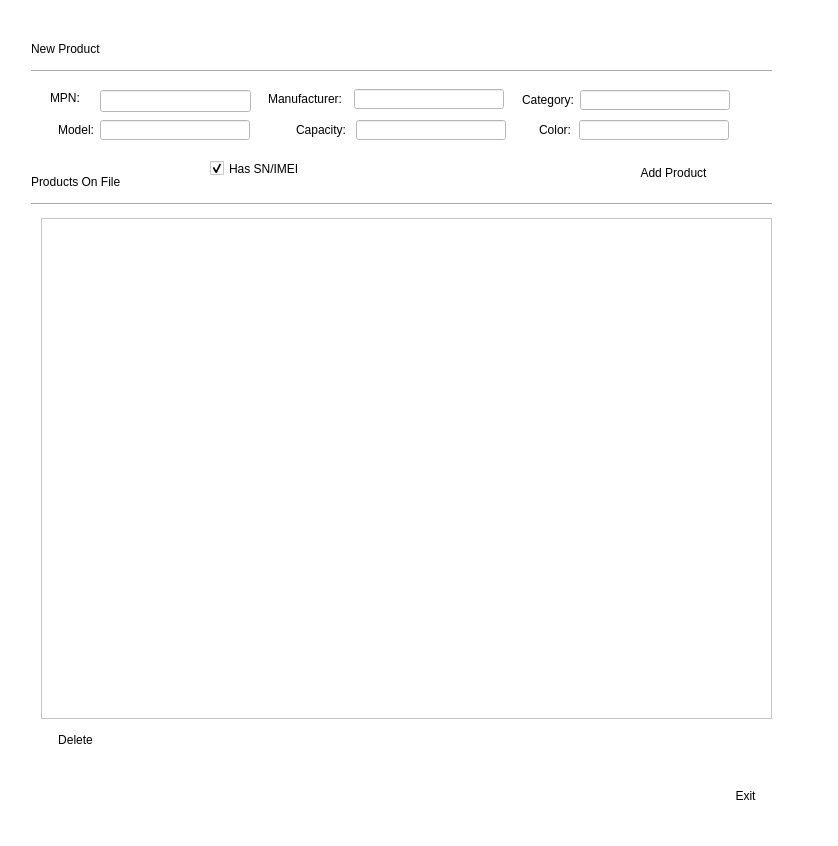
Qt form uis/product_form.ui (andrei219/euromedia) before a commit.
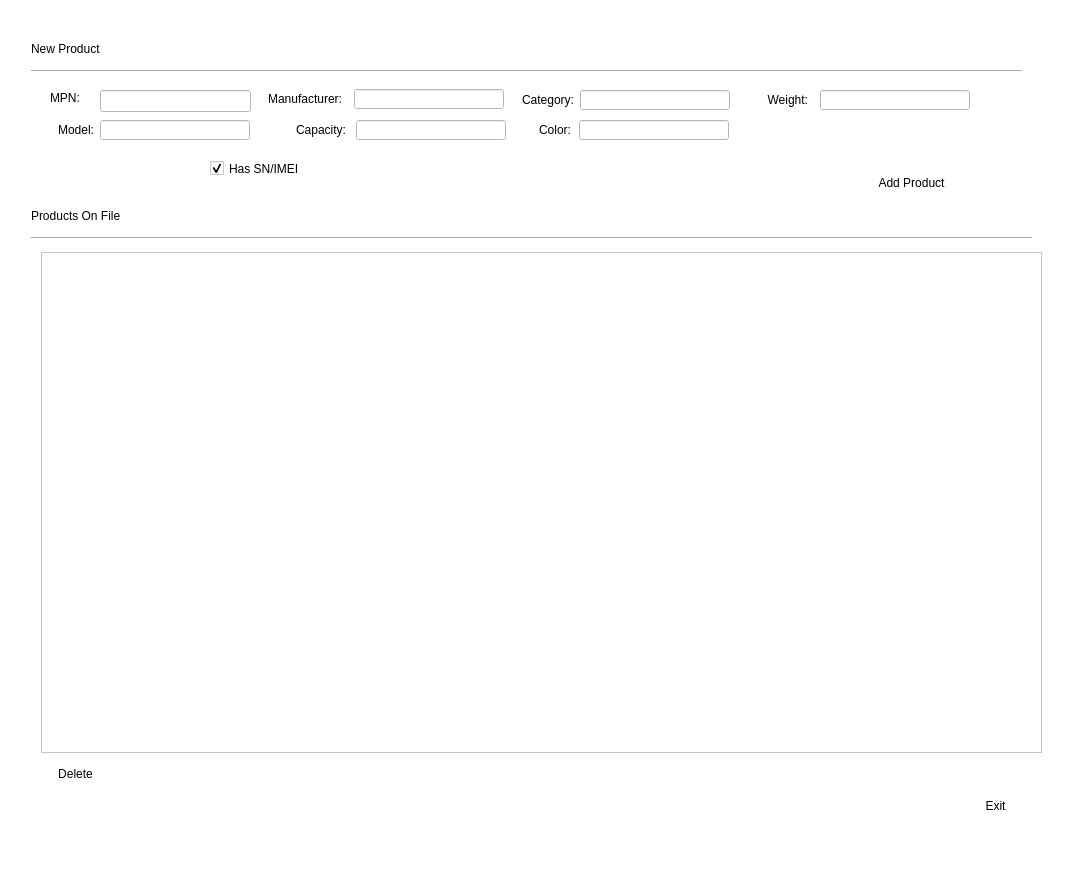
The same form after that commit. Icons and pictures are not drawn.

Commit message: Add weight field to products

```diff
--- a/uis/product_form.ui
+++ b/uis/product_form.ui
@@ -6,8 +6,8 @@
    <rect>
     <x>0</x>
     <y>0</y>
-    <width>838</width>
-    <height>846</height>
+    <width>1090</width>
+    <height>872</height>
    </rect>
   </property>
   <property name="windowTitle">
@@ -54,22 +54,10 @@
     <rect>
      <x>31</x>
      <y>63</y>
-     <width>741</width>
+     <width>991</width>
      <height>16</height>
     </rect>
    </property>
-   <property name="minimumSize">
-    <size>
-     <width>741</width>
-     <height>16</height>
-    </size>
-   </property>
-   <property name="maximumSize">
-    <size>
-     <width>741</width>
-     <height>16</height>
-    </size>
-   </property>
    <property name="orientation">
     <enum>Qt::Horizontal</enum>
    </property>
@@ -78,8 +66,8 @@
    <property name="geometry">
     <rect>
      <x>41</x>
-     <y>218</y>
-     <width>731</width>
+     <y>252</y>
+     <width>1001</width>
      <height>501</height>
     </rect>
    </property>
@@ -88,7 +76,7 @@
    <property name="geometry">
     <rect>
      <x>31</x>
-     <y>174</y>
+     <y>208</y>
      <width>141</width>
      <height>16</height>
     </rect>
@@ -113,23 +101,11 @@
    <property name="geometry">
     <rect>
      <x>31</x>
-     <y>196</y>
-     <width>741</width>
+     <y>230</y>
+     <width>1001</width>
      <height>16</height>
     </rect>
    </property>
-   <property name="minimumSize">
-    <size>
-     <width>741</width>
-     <height>16</height>
-    </size>
-   </property>
-   <property name="maximumSize">
-    <size>
-     <width>741</width>
-     <height>16</height>
-    </size>
-   </property>
    <property name="orientation">
     <enum>Qt::Horizontal</enum>
    </property>
@@ -138,7 +114,7 @@
    <property name="geometry">
     <rect>
      <x>40</x>
-     <y>730</y>
+     <y>764</y>
      <width>71</width>
      <height>19</height>
     </rect>
@@ -175,8 +151,8 @@
   <widget class="QToolButton" name="cancel_tool_button">
    <property name="geometry">
     <rect>
-     <x>710</x>
-     <y>770</y>
+     <x>960</x>
+     <y>780</y>
      <width>71</width>
      <height>51</height>
     </rect>
@@ -216,24 +192,12 @@
   <widget class="QToolButton" name="add_product_tool_button">
    <property name="geometry">
     <rect>
-     <x>620</x>
-     <y>160</y>
-     <width>107</width>
+     <x>846</x>
+     <y>170</y>
+     <width>131</width>
      <height>25</height>
     </rect>
    </property>
-   <property name="minimumSize">
-    <size>
-     <width>107</width>
-     <height>25</height>
-    </size>
-   </property>
-   <property name="maximumSize">
-    <size>
-     <width>107</width>
-     <height>25</height>
-    </size>
-   </property>
    <property name="styleSheet">
     <string notr="true">background:white;</string>
    </property>
@@ -540,6 +504,56 @@
     <bool>true</bool>
    </property>
   </widget>
+  <widget class="QLineEdit" name="weight">
+   <property name="geometry">
+    <rect>
+     <x>820</x>
+     <y>90</y>
+     <width>150</width>
+     <height>20</height>
+    </rect>
+   </property>
+   <property name="minimumSize">
+    <size>
+     <width>150</width>
+     <height>20</height>
+    </size>
+   </property>
+   <property name="maximumSize">
+    <size>
+     <width>150</width>
+     <height>20</height>
+    </size>
+   </property>
+  </widget>
+  <widget class="QLabel" name="label_9">
+   <property name="geometry">
+    <rect>
+     <x>750</x>
+     <y>90</y>
+     <width>58</width>
+     <height>20</height>
+    </rect>
+   </property>
+   <property name="minimumSize">
+    <size>
+     <width>58</width>
+     <height>20</height>
+    </size>
+   </property>
+   <property name="maximumSize">
+    <size>
+     <width>58</width>
+     <height>20</height>
+    </size>
+   </property>
+   <property name="text">
+    <string>Weight:</string>
+   </property>
+   <property name="alignment">
+    <set>Qt::AlignRight|Qt::AlignTrailing|Qt::AlignVCenter</set>
+   </property>
+  </widget>
  </widget>
  <tabstops>
   <tabstop>mpn</tabstop>
```
The commit also changes 5 other files.
